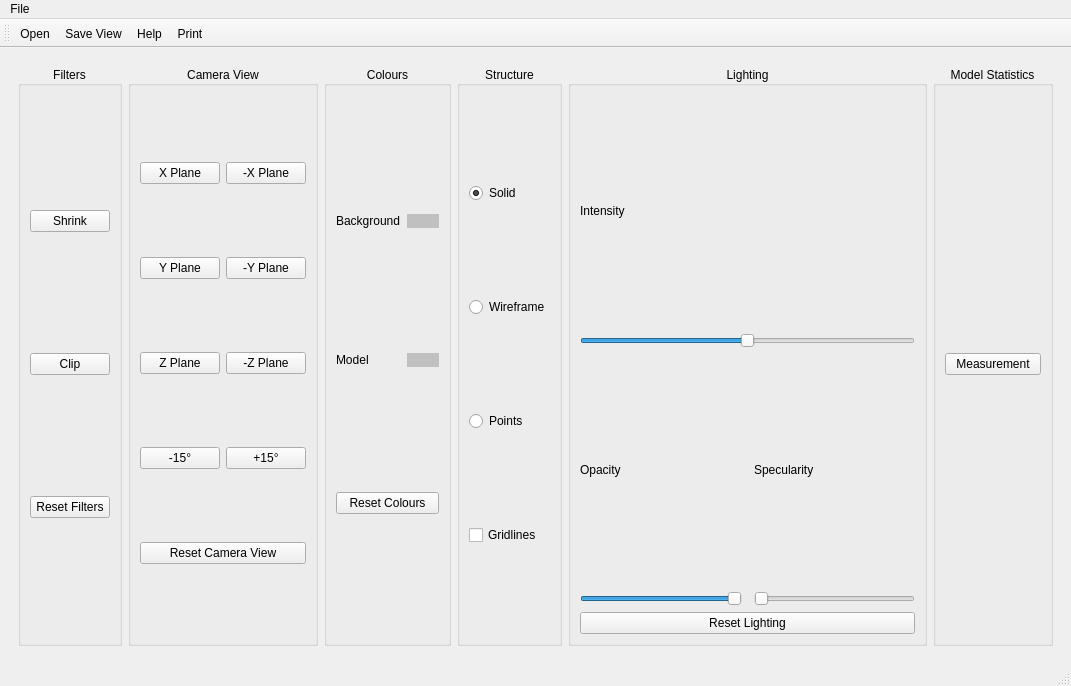
Above: lib/ModelRenderer/modelwindow.ui from KurusView/KurusView before the change. Below: the same form after it.
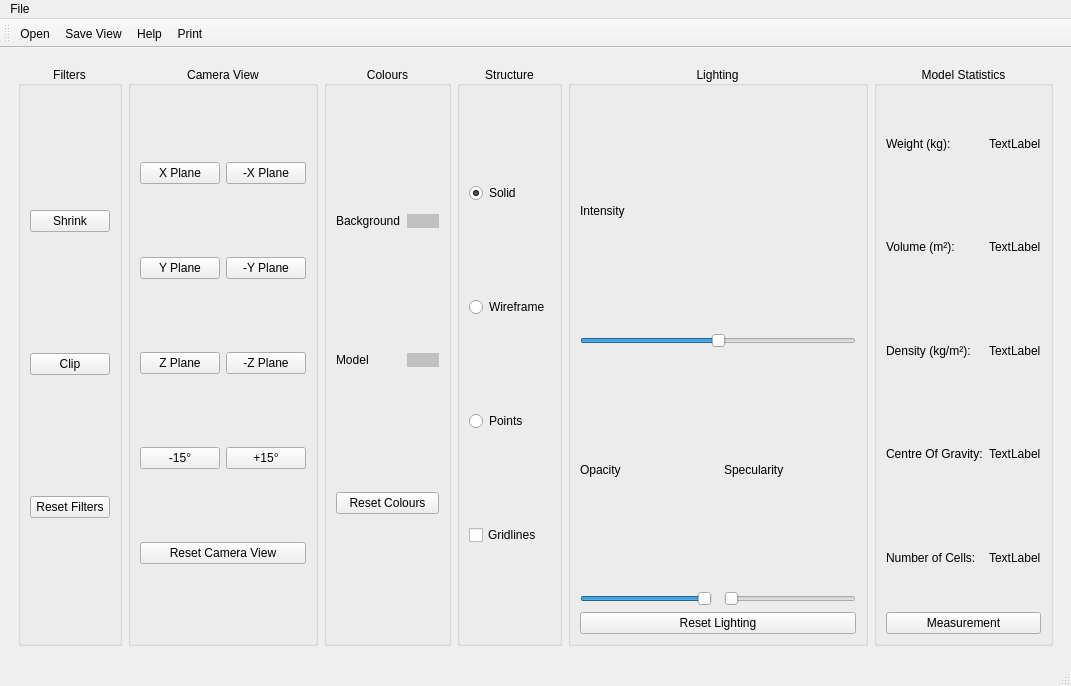
That is the form after the change. Icons and pictures are not drawn.

What changed in the file:
```diff
--- a/lib/ModelRenderer/modelwindow.ui
+++ b/lib/ModelRenderer/modelwindow.ui
@@ -200,8 +200,15 @@
              <property name="alignment">
               <set>Qt::AlignCenter</set>
              </property>
-             <layout class="QVBoxLayout" name="verticalLayout_4">
-              <item>
+             <layout class="QGridLayout" name="gridLayout_3">
+              <item row="3" column="0">
+               <widget class="QLabel" name="label_4">
+                <property name="text">
+                 <string>Centre Of Gravity:</string>
+                </property>
+               </widget>
+              </item>
+              <item row="5" column="0" colspan="2">
                <widget class="QPushButton" name="measurementButton">
                 <property name="text">
                  <string>Measurement</string>
@@ -211,6 +218,69 @@
                 </property>
                </widget>
               </item>
+              <item row="1" column="0">
+               <widget class="QLabel" name="label_2">
+                <property name="text">
+                 <string>Volume (m²):</string>
+                </property>
+               </widget>
+              </item>
+              <item row="2" column="0">
+               <widget class="QLabel" name="label_3">
+                <property name="text">
+                 <string>Density (kg/m²):</string>
+                </property>
+               </widget>
+              </item>
+              <item row="0" column="0">
+               <widget class="QLabel" name="label">
+                <property name="text">
+                 <string>Weight (kg):</string>
+                </property>
+               </widget>
+              </item>
+              <item row="4" column="0">
+               <widget class="QLabel" name="label_5">
+                <property name="text">
+                 <string>Number of Cells:</string>
+                </property>
+               </widget>
+              </item>
+              <item row="0" column="1">
+               <widget class="QLabel" name="weightLabel">
+                <property name="text">
+                 <string>TextLabel</string>
+                </property>
+               </widget>
+              </item>
+              <item row="1" column="1">
+               <widget class="QLabel" name="volumeLabel">
+                <property name="text">
+                 <string>TextLabel</string>
+                </property>
+               </widget>
+              </item>
+              <item row="2" column="1">
+               <widget class="QLabel" name="densityLabel">
+                <property name="text">
+                 <string>TextLabel</string>
+                </property>
+               </widget>
+              </item>
+              <item row="3" column="1">
+               <widget class="QLabel" name="centreOfGravLabel">
+                <property name="text">
+                 <string>TextLabel</string>
+                </property>
+               </widget>
+              </item>
+              <item row="4" column="1">
+               <widget class="QLabel" name="numOfCellsLabel">
+                <property name="text">
+                 <string>TextLabel</string>
+                </property>
+               </widget>
+              </item>
              </layout>
             </widget>
            </item>
```
